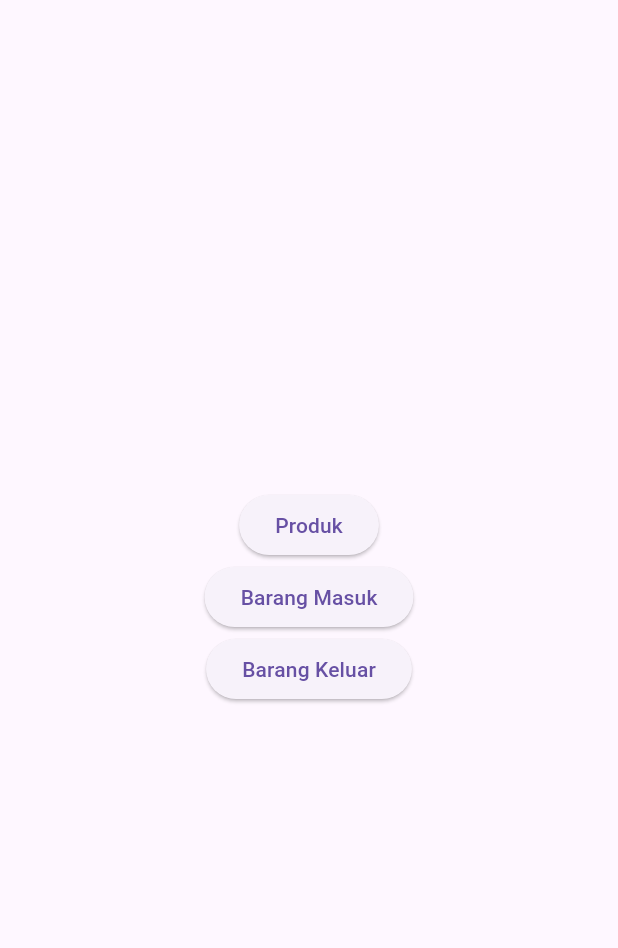
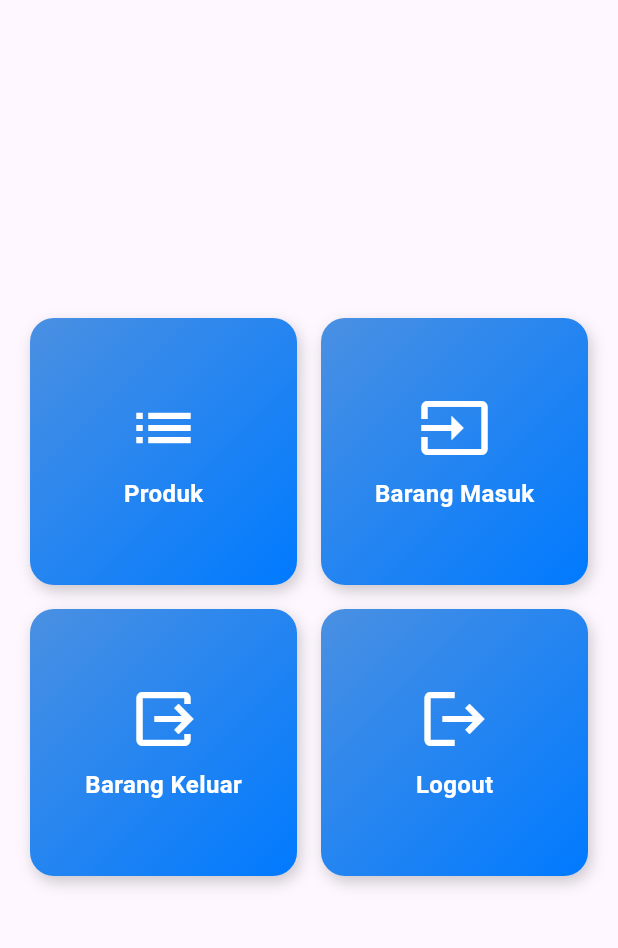
Before and after one commit to nurfaidz/simply-inventory-with-flutter, a Flutter app: the screen it shows after launch, on a phone screen of 412 x 824 dp, the part 63-1011 px from its top. Run offline on Flutter 3.47's test engine with Material 3 defaults, Android fonts, the phone set to English and light mode, and no system bars.

Commit message:
feat(route.dart): add login page route to the app routes feat(login_page.dart): add login page with username and password fields, and login button fix(home_page.dart): update home page layout to use a grid view for menu items, and add logout menu item

```diff
--- a/lib/app/route.dart
+++ b/lib/app/route.dart
@@ -3,12 +3,14 @@ import '../features/homes/home_page.dart';
 import '../features/products/product_page.dart';
 import '../features/incoming_items/incoming_item_page.dart';
 import '../features/outgoing_items/outgoing_item_page.dart';
+import '../features/auths/login_page.dart';
 
 class AppRoutes {
   static Map<String, WidgetBuilder> get routes => {
         '/': (context) => const HomePage(),
-        '/product': (context) => const ProductPage(),
-        '/incoming': (context) => const IncomingItemPage(),
-        '/outgoing': (context) => const OutgoingItemPage(),
+        '/products': (context) => const ProductPage(),
+        '/incoming-items': (context) => const IncomingItemPage(),
+        '/outgoing-items': (context) => const OutgoingItemPage(),
+        '/login': (context) => const LoginPage(),
       };
 }
--- a/lib/features/homes/home_page.dart
+++ b/lib/features/homes/home_page.dart
@@ -7,25 +7,71 @@ class HomePage extends StatelessWidget {
   Widget build(BuildContext context) {
     return Scaffold(
         appBar: AppBar(title: const Text('Simple Inventory')),
-      body:  Center(
-        child: Column (
+        body: Center(
+          child: GridView.count(
+            crossAxisCount: 2,
+            crossAxisSpacing: 16,
+            mainAxisSpacing: 16,
+            shrinkWrap: true,
+            padding: const EdgeInsets.all(20),
+            children: [
+              _buildMenuItem(
+                context,
+                icon: Icons.list,
+                label: 'Produk',
+                route: '/products',
+              ),
+              _buildMenuItem(context,
+                  icon: Icons.input,
+                  label: 'Barang Masuk',
+                  route: '/incoming-items'),
+              _buildMenuItem(context,
+                  icon: Icons.output,
+                  label: 'Barang Keluar',
+                  route: '/outgoing-items'),
+              _buildMenuItem(context,
+                  icon: Icons.logout, label: 'Logout', route: '/login'),
+            ],
+          ),
+        ));
+  }
+}
+
+Widget _buildMenuItem(BuildContext context,
+    {required icon, required String label, required String route}) {
+  return GestureDetector(
+    onTap: () => Navigator.pushNamed(context, route),
+    child: Container(
+      decoration: BoxDecoration(
+        gradient: const LinearGradient(
+          colors: [Color(0xFF4A90E2), Color(0xFF007AFF)],
+          begin: Alignment.topLeft,
+          end: Alignment.bottomRight,
+        ),
+        borderRadius: BorderRadius.circular(16),
+        boxShadow: [
+          BoxShadow(
+            color: Colors.black.withOpacity(0.2),
+            blurRadius: 8,
+            offset: const Offset(2, 4),
+          ),
+        ],
+      ),
+      child: Column(
         mainAxisAlignment: MainAxisAlignment.center,
         children: [
-            ElevatedButton(
-              onPressed: () => Navigator.pushNamed(context, '/product'),
-              child: const Text('Produk'),
+          Icon(icon, size: 48, color: Colors.white),
+          const SizedBox(height: 8),
+          Text(
+            label,
+            style: const TextStyle(
+              color: Colors.white,
+              fontSize: 16,
+              fontWeight: FontWeight.bold,
             ),
-            ElevatedButton(
-              onPressed: () => Navigator.pushNamed(context, '/incoming'),
-              child: const Text('Barang Masuk')
-            ),
-            ElevatedButton(
-              onPressed: () => Navigator.pushNamed(context, '/outgoing'),
-              child: const Text('Barang Keluar')
-            ),
-          ]
+          )
+        ],
       ),
     ),
   );
 }
-}
```
Also changed, not shown: lib/features/auths/login_page.dart (added, +48 -0 lines). Lines whose indentation alone changed are shown as unchanged.
